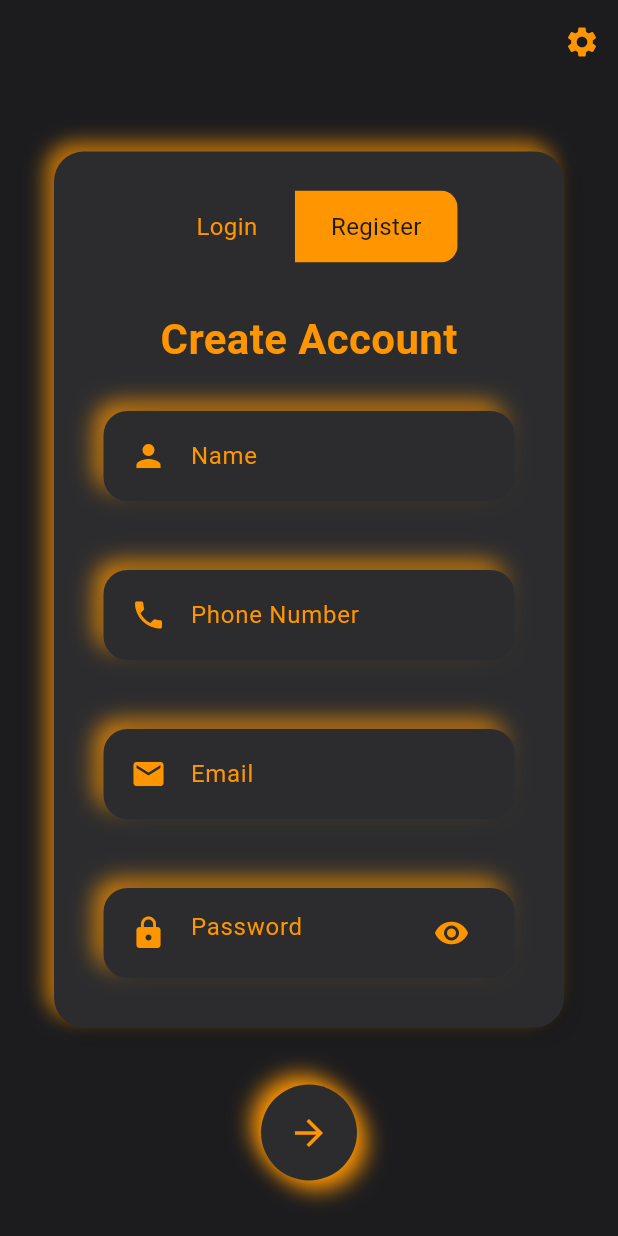
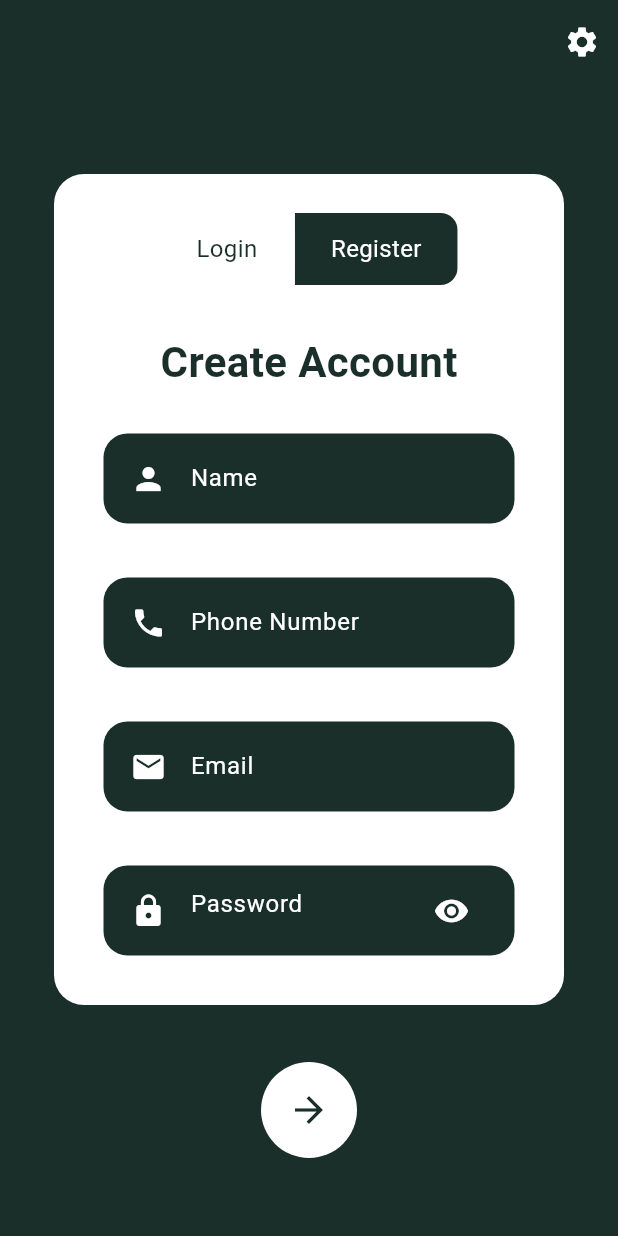
Before and after one commit to zamiljahid/vms_app, a Flutter app: the screen it shows after launch, after a tap on "Register", on a phone screen of 412 x 824 dp. Run offline on Flutter 3.47's test engine with Material 3 defaults, Android fonts, the phone set to English and light mode, and no system bars; our stand-ins replace flutter_riverpod, glassmorphism, internet_connection_checker, lottie, shared_preferences; Roboto replaces fonts that are missing (neosansstd_regular).

Commit message:
first commit

```diff
--- a/lib/constants/custom_theme.dart
+++ b/lib/constants/custom_theme.dart
@@ -8,8 +8,8 @@ class CustomTheme {
     useMaterial3: true,
     scaffoldBackgroundColor: ColorCode.greenDarkBackground,
     secondaryHeaderColor: ColorCode.greenLightHighlight,
-    primaryColorDark: ColorCode.greenCardColor,
-    primaryColorLight: ColorCode.greenPrimaryAccent,
+    primaryColorDark: ColorCode.greenDarkBackground,
+    primaryColorLight: ColorCode.white,
     primaryColor: ColorCode.greenPrimaryAccent,
     fontFamily: 'neosansstd_regular',
     colorScheme: ColorScheme.light(
@@ -114,7 +114,7 @@ class CustomTheme {
     scaffoldBackgroundColor: ColorCode.redDarkBackground,
     secondaryHeaderColor: ColorCode.redLightHighlight,
     primaryColorDark: ColorCode.redCardColor,
-    primaryColorLight: ColorCode.redPrimaryAccent,
+    primaryColorLight: ColorCode.white,
     primaryColor: ColorCode.redPrimaryAccent,
     fontFamily: 'neosansstd_regular',
     colorScheme: ColorScheme.light(
--- a/lib/main.dart
+++ b/lib/main.dart
@@ -64,7 +64,7 @@ class MainClassState extends State<MainClass> {
       title: "Visitor Management System",
       debugShowCheckedModeBanner: false,
       // theme:getThemeFromCode(appThemeCode),
-      theme: CustomTheme.orangeTheme ,
+      theme: CustomTheme.greenTheme ,
       onGenerateRoute: RouterGenerator.generateRoute,
       home: SplashScreen(),
     );
--- a/lib/screens/login_screen.dart
+++ b/lib/screens/login_screen.dart
@@ -76,7 +76,7 @@ class _LoginScreenState extends State<LoginScreen> {
   @override
   Widget build(BuildContext context) {
     return Scaffold(
-      backgroundColor: Theme.of(context).scaffoldBackgroundColor,
+      backgroundColor: Theme.of(context).primaryColorDark,
       appBar: AppBar(
         backgroundColor: Colors.transparent,
         elevation: 0,
@@ -104,20 +104,8 @@ class _LoginScreenState extends State<LoginScreen> {
                   padding: const EdgeInsets.all(8.0),
                   child: Container(
                     decoration: BoxDecoration(
-                      color: Theme.of(context).primaryColorDark, // Soft background
+                      color: Theme.of(context).primaryColorLight, // Soft background
                       borderRadius: BorderRadius.circular(20),
-                      boxShadow: [
-                        BoxShadow(
-                          color: Theme.of(context).primaryColorLight.withOpacity(0.7), // Light shadow
-                          offset: const Offset(-6, -6),
-                          blurRadius: 10,
-                        ),
-                        BoxShadow(
-                          color: Colors.black.withOpacity(0.15), // Dark shadow
-                          offset: const Offset(6, 6),
-                          blurRadius: 10,
-                        ),
-                      ],
                     ),
                     child: Padding(
                       padding: const EdgeInsets.all(25.0),
@@ -131,9 +119,9 @@ class _LoginScreenState extends State<LoginScreen> {
                               });
                             },
                             borderRadius: BorderRadius.circular(12),
-                            selectedColor: Theme.of(context).scaffoldBackgroundColor,
-                            fillColor: Theme.of(context).primaryColorLight,
-                            color: Theme.of(context).primaryColorLight,
+                            selectedColor: Theme.of(context).primaryColorLight,
+                            fillColor: Theme.of(context).primaryColorDark,
+                            color: Theme.of(context).primaryColorDark,
                             borderColor: Colors.transparent,
                             selectedBorderColor: Colors.transparent,
                             children: [
@@ -145,7 +133,7 @@ class _LoginScreenState extends State<LoginScreen> {
                           Text(
                             isLogin ? 'Welcome Back' : 'Create Account',
                             style: TextStyle(
-                              color:  Theme.of(context).primaryColorLight,
+                              color:  Theme.of(context).primaryColorDark,
                               fontSize: 28,
                               fontWeight: FontWeight.bold,
                             ),
@@ -196,20 +184,7 @@ class _LoginScreenState extends State<LoginScreen> {
                   child: Container(
                     decoration: BoxDecoration(
                       color: Theme.of(context).primaryColorLight, // Soft background
-                      borderRadius: BorderRadius.circular(20),
-                      boxShadow: [
-                        BoxShadow(
-                          color:Theme.of(context).primaryColorLight.withOpacity(0.7), // Light shadow
-                          offset: const Offset(-6, -6),
-                          blurRadius: 10,
-                        ),
-                        BoxShadow(
-                          color: Theme.of(context).primaryColorLight.withOpacity(0.15), // Dark shadow
-                          offset: const Offset(6, 6),
-                          blurRadius: 10,
-                        ),
-                      ],
-                    ),
+                      borderRadius: BorderRadius.circular(20),),
                     child: Padding(
                       padding: const EdgeInsets.all(20.0),
                       child: Column(
@@ -218,7 +193,7 @@ class _LoginScreenState extends State<LoginScreen> {
                           Text(
                             'Welcome Back',
                             style:  TextStyle(
-                              color:Theme.of(context).primaryColorLight,
+                              color:Theme.of(context).primaryColorDark,
                               fontSize: 28,
                               fontWeight: FontWeight.bold,
                             ),
@@ -263,7 +238,7 @@ class _LoginScreenState extends State<LoginScreen> {
       key: ValueKey("login"),
       children: [
         _neumorphicField(Icons.email, "Email", false, controller: loginEmailController),
-        const SizedBox(height: 30),
+        const SizedBox(height: 20),
         _neumorphicField(Icons.lock, "Password", true, controller: loginPasswordController),
       ],
     );
@@ -274,11 +249,11 @@ class _LoginScreenState extends State<LoginScreen> {
       key: ValueKey("register"),
       children: [
         _neumorphicField(Icons.person, "Name", false, controller: registerNameController),
-        const SizedBox(height: 30),
+        const SizedBox(height: 20),
         _neumorphicField(Icons.phone, "Phone Number", false, controller: registerPhoneController),
-        const SizedBox(height: 30),
+        const SizedBox(height: 20),
         _neumorphicField(Icons.email, "Email", false, controller: registerEmailController),
-        const SizedBox(height: 30),
+        const SizedBox(height: 20),
         _neumorphicField(Icons.lock, "Password", true, controller: registerPasswordController),
       ],
     );
@@ -299,10 +274,6 @@ class _LoginScreenState extends State<LoginScreen> {
         decoration: BoxDecoration(
           color: Theme.of(context).primaryColorDark,
           borderRadius: BorderRadius.circular(16),
-          boxShadow: [
-            BoxShadow(color: Theme.of(context).primaryColorLight.withOpacity(0.8), offset: Offset(-6, -6), blurRadius: 12),
-            BoxShadow(color: Theme.of(context).primaryColorDark, offset: Offset(6, 6), blurRadius: 12),
-          ],
         ),
         child: TextField(
           controller: controller,
@@ -347,13 +318,9 @@ class _LoginScreenState extends State<LoginScreen> {
         padding: const EdgeInsets.all(18),
         decoration: BoxDecoration(
           shape: BoxShape.circle,
-          color: Theme.of(context).primaryColorDark,
-          boxShadow: [
-            BoxShadow(color: Theme.of(context).primaryColorLight, offset: Offset(-6, -6), blurRadius: 12),
-            BoxShadow(color: Theme.of(context).primaryColorLight, offset: Offset(6, 6), blurRadius: 12),
-          ],
+          color: Theme.of(context).primaryColorLight,
         ),
-        child: Icon(Icons.arrow_forward, color:Theme.of(context).primaryColorLight, size: 28),
+        child: Icon(Icons.arrow_forward, color:Theme.of(context).primaryColorDark, size: 28),
       ),
     );
   }
```
Also changed, not shown: assets/images/logo.jpg (added), assets/images/logo3.png (added), assets/images/logo_vms.jpeg (added).
